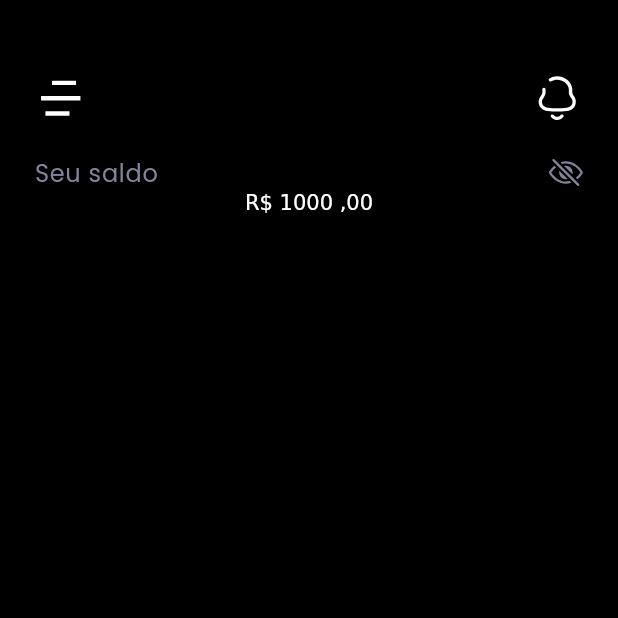
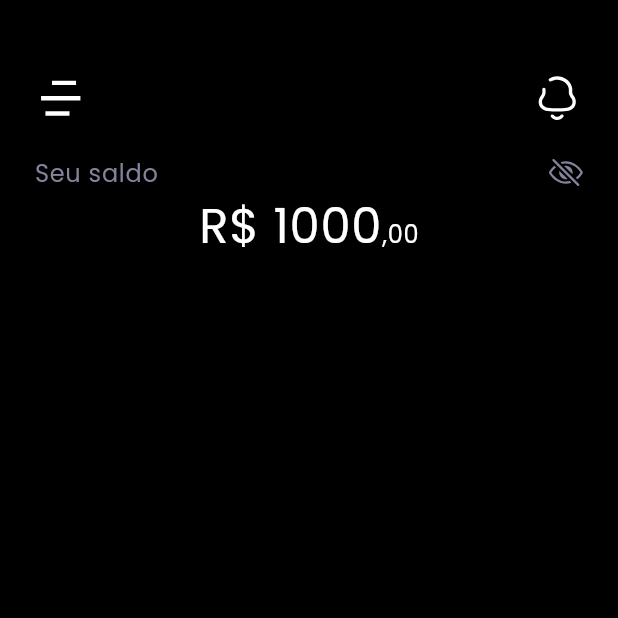
Before and after one commit to eric218110/projectzeta, a Flutter app: the screen it shows after launch, on a phone screen of 412 x 824 dp, the top half of it. Run offline on Flutter 3.47's test engine with Material 3 defaults, Android fonts, the light colour scheme and no system bars; our stand-ins replace flutter_svg, google_fonts.

Commit message:
feat: add text component

```diff
--- a/lib/src/presentantion/components/balance/your_balance.dart
+++ b/lib/src/presentantion/components/balance/your_balance.dart
@@ -30,10 +30,20 @@ class YourBalance extends StatelessWidget {
             ],
           ),
           RichText(
-            text: const TextSpan(
+            text: TextSpan(
               text: 'R\$ 1000',
+              style: Theme.of(context).textTheme.bodyLarge?.copyWith(
+                    color: SurfaceColors.pureWhite,
+                    fontSize: 32,
+                  ),
               children: [
-                TextSpan(text: ' ,00'),
+                TextSpan(
+                  text: ',00',
+                  style: Theme.of(context).textTheme.bodyLarge?.copyWith(
+                        color: SurfaceColors.pureWhite,
+                        fontSize: 16,
+                      ),
+                ),
               ],
             ),
           )
--- /dev/null
+++ b/lib/src/presentantion/components/text/text.dart
@@ -0,0 +1 @@
+export './custom_text.dart';
```
Also changed, not shown: lib/src/presentantion/components/text/custom_text.dart (added, +28 -0 lines).
